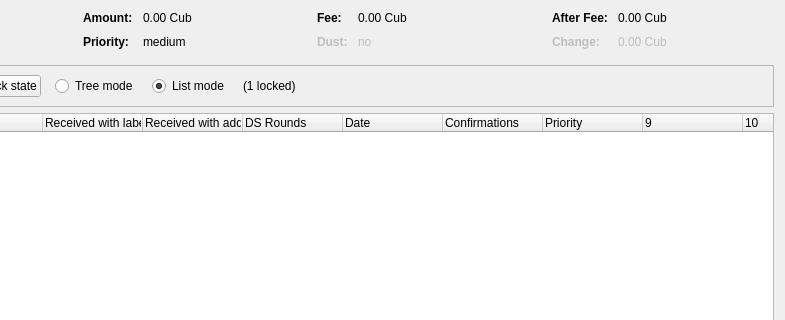
First picture: the form in src/qt/forms/coincontroldialog.ui, repository Visco33/test, before the edit; both pictures show x 169 to 954 and y 0 to 320 of the 954 by 500 pixel window.
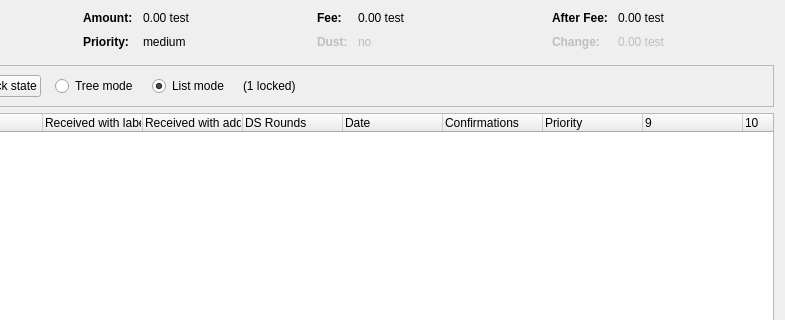
Second picture: the form after the edit. Custom widgets are drawn as their Qt base class.

Patch:
```diff
--- a/src/qt/forms/coincontroldialog.ui
+++ b/src/qt/forms/coincontroldialog.ui
@@ -132,7 +132,7 @@
           <enum>Qt::ActionsContextMenu</enum>
          </property>
          <property name="text">
-          <string notr="true">0.00 Cub</string>
+          <string notr="true">0.00 test</string>
          </property>
          <property name="textInteractionFlags">
           <set>Qt::LinksAccessibleByMouse|Qt::TextSelectableByKeyboard|Qt::TextSelectableByMouse</set>
@@ -206,7 +206,7 @@
           <enum>Qt::ActionsContextMenu</enum>
          </property>
          <property name="text">
-          <string notr="true">0.00 Cub</string>
+          <string notr="true">0.00 test</string>
          </property>
          <property name="textInteractionFlags">
           <set>Qt::LinksAccessibleByMouse|Qt::TextSelectableByKeyboard|Qt::TextSelectableByMouse</set>
@@ -286,7 +286,7 @@
           <enum>Qt::ActionsContextMenu</enum>
          </property>
          <property name="text">
-          <string notr="true">0.00 Cub</string>
+          <string notr="true">0.00 test</string>
          </property>
          <property name="textInteractionFlags">
           <set>Qt::LinksAccessibleByMouse|Qt::TextSelectableByKeyboard|Qt::TextSelectableByMouse</set>
@@ -321,7 +321,7 @@
           <enum>Qt::ActionsContextMenu</enum>
          </property>
          <property name="text">
-          <string notr="true">0.00 Cub</string>
+          <string notr="true">0.00 test</string>
          </property>
          <property name="textInteractionFlags">
           <set>Qt::LinksAccessibleByMouse|Qt::TextSelectableByKeyboard|Qt::TextSelectableByMouse</set>
```
